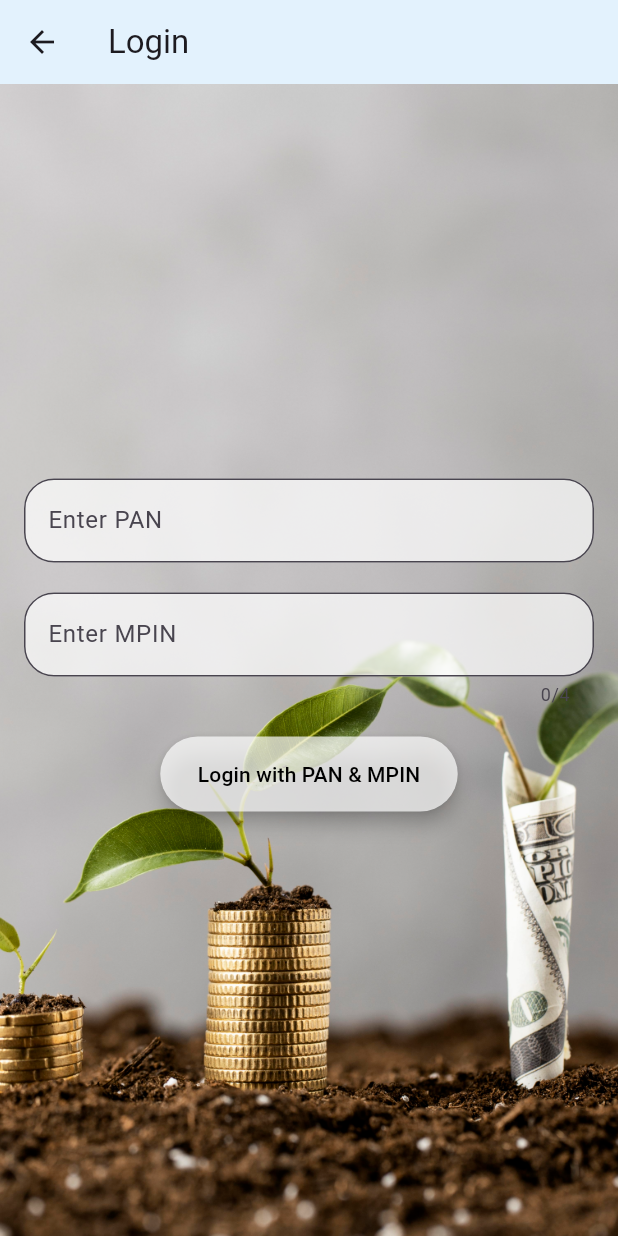
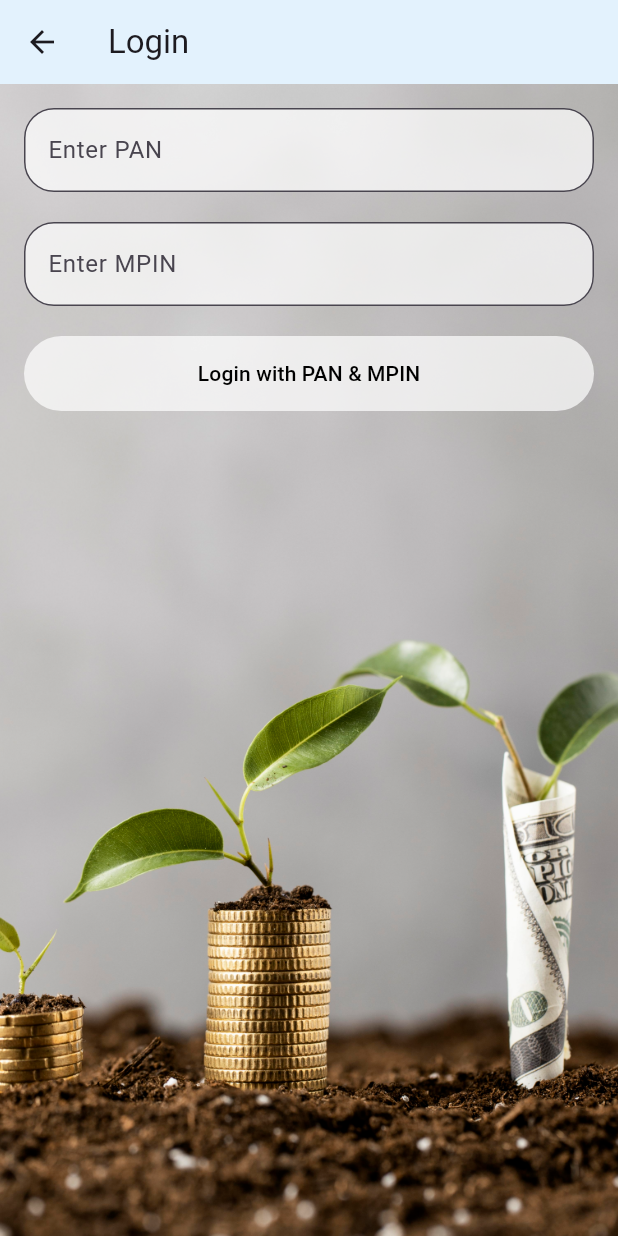
Before and after one commit to adityaphadatare45/Mutualfunds, a Flutter app: the screen it shows after launch, after a tap on "Login", on a phone screen of 412 x 824 dp. Run offline on Flutter 3.47's test engine with Material 3 defaults, Android fonts, the phone set to English and light mode, and no system bars; our stand-ins replace cloud_firestore, firebase_auth, firebase_core, local_auth, shared_preferences; accounts and stored records are empty.

```diff
--- a/lib/screens/auth/login.dart
+++ b/lib/screens/auth/login.dart
@@ -1,8 +1,9 @@
 import 'package:cloud_firestore/cloud_firestore.dart';
 import 'package:flutter/material.dart';
-import 'package:shared_preferences/shared_preferences.dart'; // provides persistent storage for simple data
+import 'package:portfolio/screens/home.dart';
+import 'package:shared_preferences/shared_preferences.dart';
 import 'package:local_auth/local_auth.dart';
-import 'package:portfolio/verification/verificationpage.dart'; // Custom verification page
+import 'package:portfolio/verification/verificationpage.dart';
 
 class LoginPage extends StatefulWidget {
   const LoginPage({super.key});
@@ -12,7 +13,7 @@ class LoginPage extends StatefulWidget {
 }
 
 class _LoginPageState extends State<LoginPage> {
-  final TextEditingController _pinController = TextEditingController(); // controls the text fields
+  final TextEditingController _pinController = TextEditingController();
   final TextEditingController _panController = TextEditingController();
 
   @override
@@ -48,7 +49,6 @@ class _LoginPageState extends State<LoginPage> {
         );
       }
     } catch (e) {
-      print("Error during login: $e");
       ScaffoldMessenger.of(context).showSnackBar(
         SnackBar(content: Text("Login error: ${e.toString()}")),
       );
@@ -56,8 +56,6 @@ class _LoginPageState extends State<LoginPage> {
   }
 
   Future<void> _onLoginSuccess({required bool isFirstLogin}) async {
-    print("Login Successful!");
-
     final prefs = await SharedPreferences.getInstance();
     await prefs.setBool('isLoggedIn', true);
     await prefs.setBool('isExistingUser', true);
@@ -76,7 +74,7 @@ class _LoginPageState extends State<LoginPage> {
           await prefs.setBool('isFirstLogin', false);
           Navigator.pushReplacement(
             context,
-            MaterialPageRoute(builder: (context) => const VerificationPage()),
+            MaterialPageRoute(builder: (context) => const HomePage()),
           );
           return;
         } else {
@@ -120,13 +118,91 @@ class _LoginPageState extends State<LoginPage> {
     }
   }
 
+  Widget _buildLoginContent(bool isFirstLogin) {
+    return Column(
+      mainAxisAlignment: MainAxisAlignment.center,
+      crossAxisAlignment: CrossAxisAlignment.stretch,
+      children: [
+        if (isFirstLogin) ...[
+          _buildTextField(
+            controller: _panController,
+            labelText: 'Enter PAN',
+          ),
+          const SizedBox(height: 20),
+          _buildTextField(
+            controller: _pinController,
+            labelText: 'Enter MPIN',
+            isPassword: true,
+          ),
+          const SizedBox(height: 20),
+          _buildButton(
+            label: 'Login with PAN & MPIN',
+            onPressed: _handleLoginWithPin,
+          ),
+        ],
+        const SizedBox(height: 20),
+        if (!isFirstLogin) ...[
+
+          _buildButton(
+            label: 'Login with Biometrics',
+            onPressed: _handleBiometricLogin,
+
+          ),
+        ],
+      ],
+    );
+  }
+
+  Widget _buildTextField({
+    required TextEditingController controller,
+    required String labelText,
+    bool isPassword = false,
+  }) {
+    return TextField(
+      controller: controller,
+      obscureText: isPassword,
+      keyboardType:
+          isPassword ? TextInputType.number : TextInputType.text,
+      decoration: InputDecoration(
+        labelText: labelText,
+        fillColor: Colors.white70,
+        filled: true,
+        border: OutlineInputBorder(
+          borderRadius: BorderRadius.circular(20.0),
+        ),
+      ),
+    );
+  }
+
+  Widget _buildButton({
+    required String label,
+    required VoidCallback onPressed,
+  }) {
+    return TextButton(
+      onPressed: onPressed,
+      style: ElevatedButton.styleFrom(
+        foregroundColor: Colors.black,
+        backgroundColor: Colors.white70,
+        shape: RoundedRectangleBorder(
+          borderRadius: BorderRadius.circular(30.0),
+        ),
+        padding: const EdgeInsets.symmetric(vertical: 15, horizontal: 25),
+        elevation: 5,
+
+      ),
+      child: Text(label, style: const TextStyle(color: Colors.black)),
+    );
+  }
+
   @override
   Widget build(BuildContext context) {
     return FutureBuilder<bool>(
       future: _checkIfFirstLogin(),
       builder: (context, snapshot) {
         if (snapshot.connectionState == ConnectionState.waiting) {
-          return const Center(child: CircularProgressIndicator());
+          return const Scaffold(
+            body: Center(child: CircularProgressIndicator()),
+          );
         }
         bool isFirstLogin = snapshot.data ?? true;
 
@@ -135,88 +211,23 @@ class _LoginPageState extends State<LoginPage> {
             title: const Text('Login'),
             backgroundColor: Colors.blue[50],
           ),
-          body: Stack(
-            children: [
-              // Background image stretched across the screen
-              Positioned.fill(
-                child: Image.asset(
-                  'assets/images/main-image.jpg',
-                  fit: BoxFit.cover, // Ensures the image covers the entire screen
+          body: Container(
+            width: double.infinity,
+            height: double.infinity,
+            decoration: BoxDecoration(
+              image: DecorationImage(
+                image: AssetImage('assets/images/main-image.jpg'),
+                fit: BoxFit.cover,
+              ),
+            ),
+            child: SafeArea(
+              child: Padding(
+                padding: const EdgeInsets.all(16.0),
+                child: SingleChildScrollView(
+                  child: _buildLoginContent(isFirstLogin),
                 ),
               ),
-              // SafeArea to prevent the UI from overlapping with system UI like notches or the navigation bar
-              SafeArea(
-                child: Padding(
-                  padding: const EdgeInsets.all(16.0),
-                  child: Column(
-                    mainAxisAlignment: MainAxisAlignment.center,
-                    children: [
-                      if (isFirstLogin) ...[
-                        TextField(
-                          controller: _panController,
-                          decoration: InputDecoration(
-                            labelText: 'Enter PAN',
-                            fillColor: Colors.white70,
-                            filled: true,
-                            border: OutlineInputBorder(
-                              borderRadius: BorderRadius.circular(20.0),
-                            ),
-                          ),
-                        ),
-                        const SizedBox(height: 20),
-                        TextField(
-                          controller: _pinController,
-                          obscureText: true,
-                          maxLength: 4,
-                          keyboardType: TextInputType.number,
-                          decoration: InputDecoration(
-                            labelText: 'Enter MPIN',
-                            fillColor: Colors.white70,
-                            filled: true,
-                            border: OutlineInputBorder(
-                              borderRadius: BorderRadius.circular(20.0),
-                            ),
-                          ),
-                        ),
-                        const SizedBox(height: 20),
-                        ElevatedButton(
-                          onPressed: _handleLoginWithPin,
-                          style: ElevatedButton.styleFrom(
-                            foregroundColor: Colors.black,
-                            backgroundColor: Colors.white70,
-                            shape: RoundedRectangleBorder(
-                              borderRadius: BorderRadius.circular(30.0),
-                            ),
-                            padding: const EdgeInsets.symmetric(vertical: 15, horizontal: 25),
-                            elevation: 5,
-                          ),
-                          child: const Text(
-                            'Login with PAN & MPIN',
-                            style: TextStyle(color: Colors.black),
-                          ),
-                        ),
-                      ],
-                      const SizedBox(height: 20),
-                      if (!isFirstLogin) ...[
-                        ElevatedButton(
-                          onPressed: _handleBiometricLogin,
-                          style: ElevatedButton.styleFrom(
-                            foregroundColor: Colors.black,
-                            backgroundColor: Colors.white10,
-                            shape: RoundedRectangleBorder(
-                              borderRadius: BorderRadius.circular(20.0),
-                            ),
-                            padding: const EdgeInsets.symmetric(vertical: 15, horizontal: 25),
-                            elevation: 5,
-                          ),
-                          child: const Text('Login with Biometrics'),
-                        ),
-                      ],
-                    ],
-                  ),
-                ),
-              ),
-            ],
+            ),
           ),
         );
       },
```
Also changed, not shown: apk/analysis_options.yaml (added, +28 -0 lines), apk/lib/main.dart (added, +125 -0 lines), apk/pubspec.yaml (added, +89 -0 lines), lib/main.dart (+3 -5 lines), apk/pubspec.lock (added), firebase.json, lib/firebase_options.dart, pubspec.lock, 126 other files.
